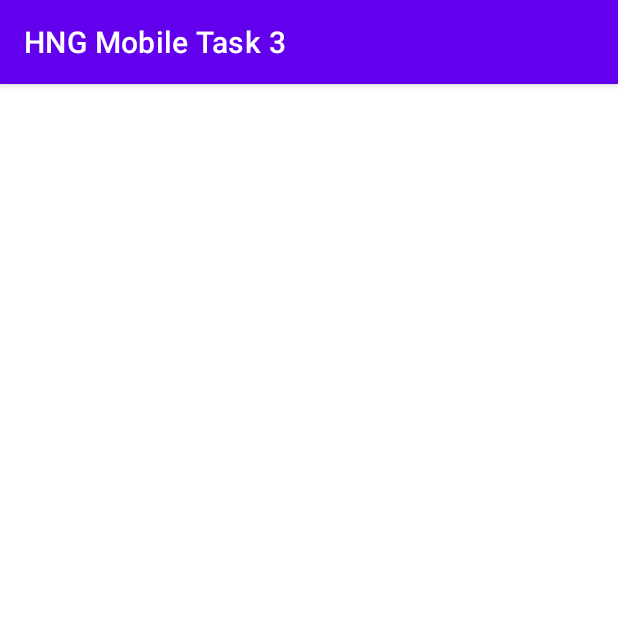
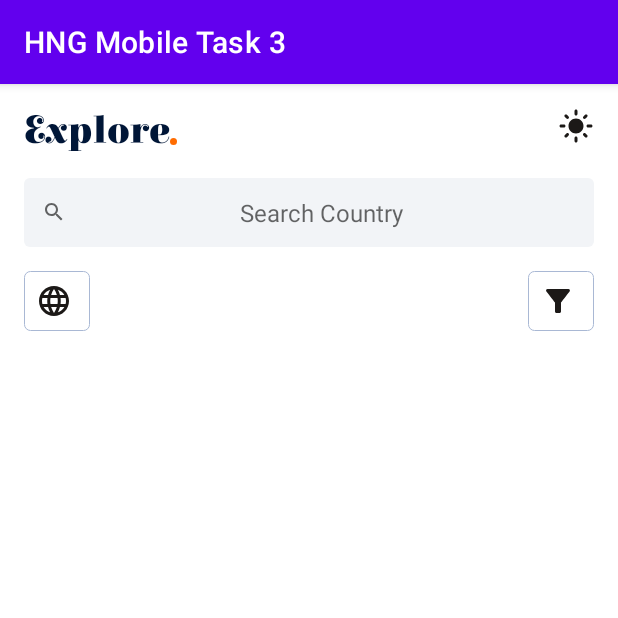
Before and after one commit to O-Thadd/HNG-Mobile-Task-3, an Android app: the screen it shows after launch (MainActivity), on a phone screen of 412 x 824 dp, the top half of it. Run offline under Robolectric (Android 15) with nearby library versions, the phone set to English and light mode, and no system bars; our stand-ins replace data binding; network calls fail; 1 statement that could not run was skipped.

Commit message:
started implementing home screen

```diff
--- a/app/build.gradle
+++ b/app/build.gradle
@@ -5,12 +5,12 @@ plugins {
 }
 
 android {
-    compileSdk 33
+    compileSdk 32
 
     defaultConfig {
         applicationId "com.othadd.hngmobiletask3"
         minSdk 24
-        targetSdk 33
+        targetSdk 32
         versionCode 1
         versionName "1.0"
 
--- a/app/src/main/java/com/othadd/hngmobiletask3/network/Country.kt
+++ b/app/src/main/java/com/othadd/hngmobiletask3/network/Country.kt
@@ -7,6 +7,7 @@ const val NA = "not available"
 
 data class Country(val json: JSONObject) {
     lateinit var name: String
+    lateinit var officialName: String
     var translatedNames = HashMap<String, String>()
     lateinit var flagURL: String
     lateinit var coatOfArmURL: String
@@ -31,6 +32,8 @@ data class Country(val json: JSONObject) {
     private fun initializeFields(json: JSONObject) {
         name = json.getJSONObject("name")
             .getString("common")
+        officialName = json.getJSONObject("name")
+            .getString("official")
 
         // logging
         Log.e("parsing json", "started $name")
--- /dev/null
+++ b/app/src/main/res/drawable/bg_button.xml
@@ -0,0 +1,6 @@
+<?xml version="1.0" encoding="utf-8"?>
+<shape xmlns:android="http://schemas.android.com/apk/res/android">
+    <stroke android:color="@color/explore_light_blue"
+        android:width="0.2dp"/>
+    <corners android:radius="4dp"/>
+</shape>
--- /dev/null
+++ b/app/src/main/res/drawable/bg_circle.xml
@@ -0,0 +1,5 @@
+<?xml version="1.0" encoding="utf-8"?>
+<shape xmlns:android="http://schemas.android.com/apk/res/android"
+    android:shape="oval">
+    <solid android:color="@color/explore_orange"/>
+</shape>
--- /dev/null
+++ b/app/src/main/res/drawable/bg_search_bar.xml
@@ -0,0 +1,5 @@
+<?xml version="1.0" encoding="utf-8"?>
+<shape xmlns:android="http://schemas.android.com/apk/res/android">
+    <solid android:color="@color/explore_grey"/>
+    <corners android:radius="4dp"/>
+</shape>
--- /dev/null
+++ b/app/src/main/res/drawable/ic_filter.xml
@@ -0,0 +1,10 @@
+<vector xmlns:android="http://schemas.android.com/apk/res/android"
+    android:width="24dp"
+    android:height="24dp"
+    android:viewportWidth="24"
+    android:viewportHeight="24"
+    android:tint="?attr/colorControlNormal">
+  <path
+      android:fillColor="@android:color/white"
+      android:pathData="M4.25,5.61C6.27,8.2 10,13 10,13v6c0,0.55 0.45,1 1,1h2c0.55,0 1,-0.45 1,-1v-6c0,0 3.72,-4.8 5.74,-7.39C20.25,4.95 19.78,4 18.95,4H5.04C4.21,4 3.74,4.95 4.25,5.61z"/>
+</vector>
--- /dev/null
+++ b/app/src/main/res/drawable/ic_language.xml
@@ -0,0 +1,10 @@
+<vector xmlns:android="http://schemas.android.com/apk/res/android"
+    android:width="24dp"
+    android:height="24dp"
+    android:viewportWidth="24"
+    android:viewportHeight="24"
+    android:tint="?attr/colorControlNormal">
+  <path
+      android:fillColor="@android:color/white"
+      android:pathData="M11.99,2C6.47,2 2,6.48 2,12s4.47,10 9.99,10C17.52,22 22,17.52 22,12S17.52,2 11.99,2zM18.92,8h-2.95c-0.32,-1.25 -0.78,-2.45 -1.38,-3.56 1.84,0.63 3.37,1.91 4.33,3.56zM12,4.04c0.83,1.2 1.48,2.53 1.91,3.96h-3.82c0.43,-1.43 1.08,-2.76 1.91,-3.96zM4.26,14C4.1,13.36 4,12.69 4,12s0.1,-1.36 0.26,-2h3.38c-0.08,0.66 -0.14,1.32 -0.14,2 0,0.68 0.06,1.34 0.14,2L4.26,14zM5.08,16h2.95c0.32,1.25 0.78,2.45 1.38,3.56 -1.84,-0.63 -3.37,-1.9 -4.33,-3.56zM8.03,8L5.08,8c0.96,-1.66 2.49,-2.93 4.33,-3.56C8.81,5.55 8.35,6.75 8.03,8zM12,19.96c-0.83,-1.2 -1.48,-2.53 -1.91,-3.96h3.82c-0.43,1.43 -1.08,2.76 -1.91,3.96zM14.34,14L9.66,14c-0.09,-0.66 -0.16,-1.32 -0.16,-2 0,-0.68 0.07,-1.35 0.16,-2h4.68c0.09,0.65 0.16,1.32 0.16,2 0,0.68 -0.07,1.34 -0.16,2zM14.59,19.56c0.6,-1.11 1.06,-2.31 1.38,-3.56h2.95c-0.96,1.65 -2.49,2.93 -4.33,3.56zM16.36,14c0.08,-0.66 0.14,-1.32 0.14,-2 0,-0.68 -0.06,-1.34 -0.14,-2h3.38c0.16,0.64 0.26,1.31 0.26,2s-0.1,1.36 -0.26,2h-3.38z"/>
+</vector>
--- /dev/null
+++ b/app/src/main/res/drawable/ic_light_mode.xml
@@ -0,0 +1,10 @@
+<vector xmlns:android="http://schemas.android.com/apk/res/android"
+    android:width="24dp"
+    android:height="24dp"
+    android:viewportWidth="24"
+    android:viewportHeight="24"
+    android:tint="?attr/colorControlNormal">
+  <path
+      android:fillColor="@android:color/white"
+      android:pathData="M12,7c-2.76,0 -5,2.24 -5,5s2.24,5 5,5s5,-2.24 5,-5S14.76,7 12,7L12,7zM2,13l2,0c0.55,0 1,-0.45 1,-1s-0.45,-1 -1,-1l-2,0c-0.55,0 -1,0.45 -1,1S1.45,13 2,13zM20,13l2,0c0.55,0 1,-0.45 1,-1s-0.45,-1 -1,-1l-2,0c-0.55,0 -1,0.45 -1,1S19.45,13 20,13zM11,2v2c0,0.55 0.45,1 1,1s1,-0.45 1,-1V2c0,-0.55 -0.45,-1 -1,-1S11,1.45 11,2zM11,20v2c0,0.55 0.45,1 1,1s1,-0.45 1,-1v-2c0,-0.55 -0.45,-1 -1,-1C11.45,19 11,19.45 11,20zM5.99,4.58c-0.39,-0.39 -1.03,-0.39 -1.41,0c-0.39,0.39 -0.39,1.03 0,1.41l1.06,1.06c0.39,0.39 1.03,0.39 1.41,0s0.39,-1.03 0,-1.41L5.99,4.58zM18.36,16.95c-0.39,-0.39 -1.03,-0.39 -1.41,0c-0.39,0.39 -0.39,1.03 0,1.41l1.06,1.06c0.39,0.39 1.03,0.39 1.41,0c0.39,-0.39 0.39,-1.03 0,-1.41L18.36,16.95zM19.42,5.99c0.39,-0.39 0.39,-1.03 0,-1.41c-0.39,-0.39 -1.03,-0.39 -1.41,0l-1.06,1.06c-0.39,0.39 -0.39,1.03 0,1.41s1.03,0.39 1.41,0L19.42,5.99zM7.05,18.36c0.39,-0.39 0.39,-1.03 0,-1.41c-0.39,-0.39 -1.03,-0.39 -1.41,0l-1.06,1.06c-0.39,0.39 -0.39,1.03 0,1.41s1.03,0.39 1.41,0L7.05,18.36z"/>
+</vector>
--- /dev/null
+++ b/app/src/main/res/drawable/ic_night_mode.xml
@@ -0,0 +1,10 @@
+<vector xmlns:android="http://schemas.android.com/apk/res/android"
+    android:width="24dp"
+    android:height="24dp"
+    android:viewportWidth="24"
+    android:viewportHeight="24"
+    android:tint="?attr/colorControlNormal">
+  <path
+      android:fillColor="@android:color/white"
+      android:pathData="M9.5,2c-1.82,0 -3.53,0.5 -5,1.35c2.99,1.73 5,4.95 5,8.65s-2.01,6.92 -5,8.65C5.97,21.5 7.68,22 9.5,22c5.52,0 10,-4.48 10,-10S15.02,2 9.5,2z"/>
+</vector>
--- /dev/null
+++ b/app/src/main/res/drawable/ic_search.xml
@@ -0,0 +1,10 @@
+<vector xmlns:android="http://schemas.android.com/apk/res/android"
+    android:width="24dp"
+    android:height="24dp"
+    android:viewportWidth="24"
+    android:viewportHeight="24"
+    android:tint="?attr/colorControlNormal">
+  <path
+      android:fillColor="@android:color/white"
+      android:pathData="M15.5,14h-0.79l-0.28,-0.27C15.41,12.59 16,11.11 16,9.5 16,5.91 13.09,3 9.5,3S3,5.91 3,9.5 5.91,16 9.5,16c1.61,0 3.09,-0.59 4.23,-1.57l0.27,0.28v0.79l5,4.99L20.49,19l-4.99,-5zM9.5,14C7.01,14 5,11.99 5,9.5S7.01,5 9.5,5 14,7.01 14,9.5 11.99,14 9.5,14z"/>
+</vector>
--- a/app/src/main/res/layout/fragment_home.xml
+++ b/app/src/main/res/layout/fragment_home.xml
@@ -20,23 +20,118 @@
     <androidx.constraintlayout.widget.ConstraintLayout
         android:layout_width="match_parent"
         android:layout_height="match_parent"
+        android:padding="16dp"
         >
 
-        <ScrollView
-            android:layout_width="match_parent"
-            android:layout_height="match_parent"
-            app:layout_constraintTop_toTopOf="parent"
-            app:layout_constraintBottom_toBottomOf="parent"
-            app:layout_constraintStart_toStartOf="parent"
-            app:layout_constraintEnd_toEndOf="parent">
-
         <TextView
+            android:id="@+id/appName_textView"
             android:layout_width="wrap_content"
             android:layout_height="wrap_content"
-            android:text="@{viewModel.country}"
-            />
+            android:text="Explore"
+            android:textSize="26sp"
+            android:textColor="@color/explore_blue"
+            android:fontFamily="@font/elsie_swash_caps_black"
+            app:layout_constraintTop_toTopOf="parent"
+            app:layout_constraintStart_toStartOf="parent"/>
 
-        </ScrollView>
+        <View
+            android:layout_width="4.78dp"
+            android:layout_height="4.73dp"
+            android:background="@drawable/bg_circle"
+            android:layout_marginBottom="6dp"
+            app:layout_constraintBottom_toBottomOf="@id/appName_textView"
+            app:layout_constraintStart_toEndOf="@id/appName_textView"/>
+
+        <ImageView
+            android:layout_width="24dp"
+            android:layout_height="24dp"
+            android:src="@drawable/ic_light_mode"
+            app:layout_constraintEnd_toEndOf="parent"
+            app:layout_constraintTop_toTopOf="parent"
+            app:tint="@color/explore_black" />
+
+        <LinearLayout
+            android:id="@+id/searchBar_linearLayout"
+            android:layout_width="match_parent"
+            android:layout_height="wrap_content"
+            android:padding="12dp"
+            android:background="@drawable/bg_search_bar"
+            android:layout_marginTop="16dp"
+            app:layout_constraintStart_toStartOf="parent"
+            app:layout_constraintEnd_toEndOf="parent"
+            app:layout_constraintTop_toBottomOf="@id/appName_textView">
+
+            <ImageView
+                android:layout_width="16dp"
+                android:layout_height="16dp"
+                android:layout_gravity="center"
+                android:src="@drawable/ic_search"/>
+
+            <EditText
+                android:layout_width="match_parent"
+                android:layout_height="wrap_content"
+                android:hint="Search Country"
+                android:textSize="16sp"
+                android:textAlignment="center"
+                android:background="@android:color/transparent"
+                />
+
+        </LinearLayout>
+
+        <LinearLayout
+            android:id="@+id/languageButton_linearLayout"
+            android:layout_width="wrap_content"
+            android:layout_height="wrap_content"
+            android:background="@drawable/bg_button"
+            android:padding="8dp"
+            android:layout_marginTop="16dp"
+            app:layout_constraintStart_toStartOf="parent"
+            app:layout_constraintTop_toBottomOf="@id/searchBar_linearLayout">
+
+            <ImageView
+                android:layout_width="24dp"
+                android:layout_height="24dp"
+                android:src="@drawable/ic_language"
+                app:tint="@color/explore_black" />
+
+            <TextView
+                android:layout_width="wrap_content"
+                android:layout_height="wrap_content"
+                tools:text="EN"
+                android:layout_marginStart="4dp"
+                android:layout_gravity="center"
+                android:textColor="@color/explore_black"
+                android:fontFamily="@font/axiforma_medium"/>
+
+        </LinearLayout>
+
+        <LinearLayout
+            android:id="@+id/filterButton_linearLayout"
+            android:layout_width="wrap_content"
+            android:layout_height="wrap_content"
+            android:background="@drawable/bg_button"
+            android:padding="8dp"
+            app:layout_constraintEnd_toEndOf="parent"
+            app:layout_constraintTop_toTopOf="@id/languageButton_linearLayout"
+            app:layout_constraintBottom_toBottomOf="@id/languageButton_linearLayout"
+            >
+
+            <ImageView
+                android:layout_width="24dp"
+                android:layout_height="24dp"
+                android:src="@drawable/ic_filter"
+                app:tint="@color/explore_black" />
+
+            <TextView
+                android:layout_width="wrap_content"
+                android:layout_height="wrap_content"
+                tools:text="Filter"
+                android:layout_marginStart="4dp"
+                android:layout_gravity="center"
+                android:textColor="@color/explore_black"
+                android:fontFamily="@font/axiforma_medium"/>
+
+        </LinearLayout>
 
     </androidx.constraintlayout.widget.ConstraintLayout>
 
--- a/app/src/main/res/values/colors.xml
+++ b/app/src/main/res/values/colors.xml
@@ -7,4 +7,9 @@
     <color name="teal_700">#FF018786</color>
     <color name="black">#FF000000</color>
     <color name="white">#FFFFFFFF</color>
+    <color name="explore_blue">#001637</color>
+    <color name="explore_orange">#FF6C00</color>
+    <color name="explore_black">#1C1917</color>
+    <color name="explore_grey">#F2F4F7</color>
+    <color name="explore_light_blue">#A9B8D4</color>
 </resources>
```
Also changed, not shown: app/src/main/res/font/Axiforma_medium.ttf (added), app/src/main/res/font/Axiforma_thin.ttf (added), app/src/main/res/font/elsie_swash_caps_black.ttf (added).
